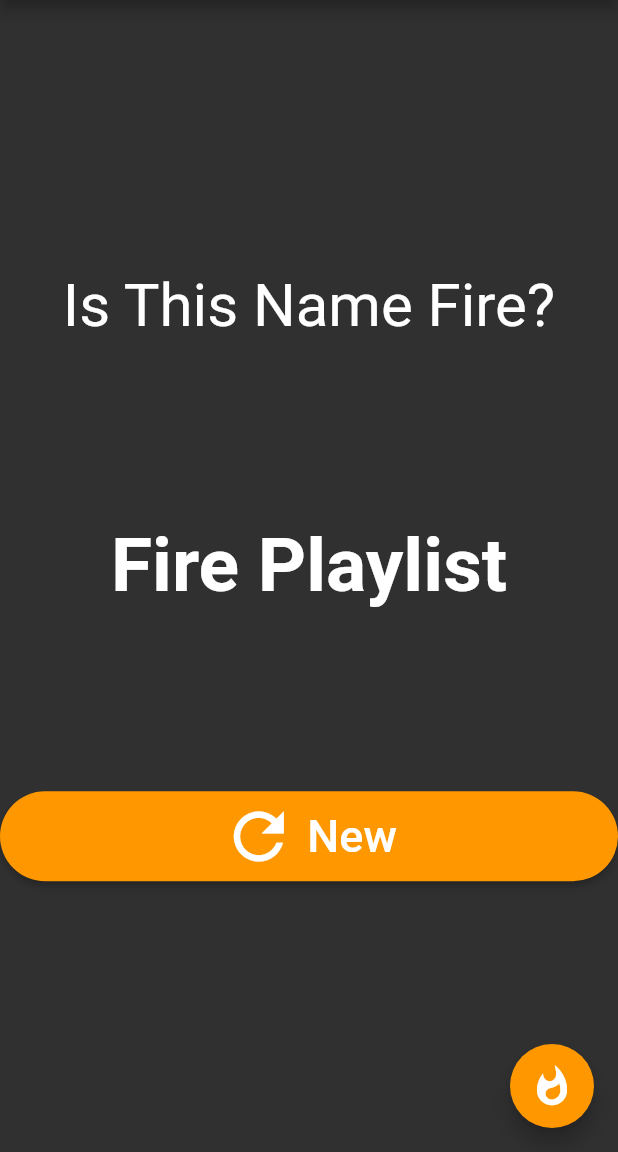
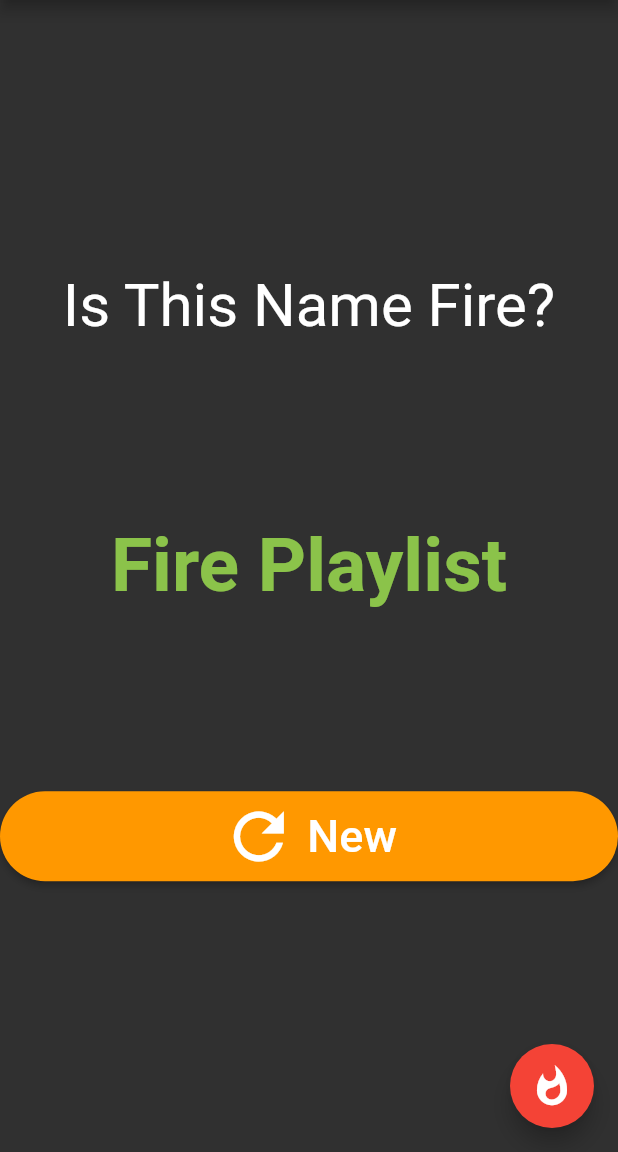
Before and after one commit to shelpert/playlistz, a Flutter app: the screen it shows after launch, after a tap on the "whatshot" icon, on a phone screen of 412 x 824 dp, the part 84-1236 px from its top. Run offline on Flutter 3.47's test engine with Material 2 defaults, Android fonts, the phone set to English and light mode, and no system bars; missing offline and left inert: random_words.

```diff
--- a/lib/main.dart
+++ b/lib/main.dart
@@ -9,7 +9,10 @@ class MyApp extends StatelessWidget {
   @override
   Widget build(BuildContext context) {
     return MaterialApp(
-        title: "Playlistz", theme: ThemeData.dark(), home: Generator());
+        title: "Playlistz",
+        theme: ThemeData.dark(),
+        home: Generator(),
+        routes: {'/saved': (context) => SavedList()});
   }
 }
 
@@ -21,6 +24,11 @@ class Generator extends StatefulWidget {
 class GeneratorState extends State<Generator> {
   String _playlistName = 'Fire Playlist';
   final saved = Set<String>();
+  var plNameStyle;
+  final plNameUnsaved = TextStyle(fontSize: 50, fontWeight: FontWeight.bold);
+  final plNameSaved = TextStyle(
+      fontSize: 50, fontWeight: FontWeight.bold, color: Colors.lightGreen);
+  var isSaved = false;
 
   @override
   Widget build(BuildContext context) {
@@ -28,7 +36,11 @@ class GeneratorState extends State<Generator> {
         appBar: AppBar(
           title: Text("Playlistz"),
           actions: <Widget>[
-            IconButton(icon: Icon(Icons.list, size: 30), onPressed: _showSaved)
+            IconButton(
+                icon: Icon(Icons.list, size: 30),
+                onPressed: () {
+                  Navigator.pushNamed(context, '/saved', arguments: saved);
+                })
           ],
         ),
         body: Center(
@@ -41,10 +53,7 @@ class GeneratorState extends State<Generator> {
                 //color: Colors.orange,
                 child: Center(
                     child: Text('$_playlistName',
-                      textAlign: TextAlign.center,
-                      style:
-                          TextStyle(fontSize: 50, fontWeight: FontWeight.bold)),
-                ),
+                        textAlign: TextAlign.center, style: plNameStyle)),
               ),
               MaterialButton(
                 onPressed: _newPlaylistName,
@@ -67,7 +76,7 @@ class GeneratorState extends State<Generator> {
         floatingActionButton: FloatingActionButton(
           onPressed: _savePlaylistName,
           child: Icon(Icons.whatshot, size: 30),
-          backgroundColor: Colors.orange,
+          backgroundColor: Colors.red,
           foregroundColor: Colors.white,
         ));
   }
@@ -79,19 +88,34 @@ class GeneratorState extends State<Generator> {
       String noun =
           WordNoun.random(maxSyllables: 4, safeOnly: false).asCapitalized;
       _playlistName = '$adjective' + ' ' + '$noun';
+      plNameStyle = plNameUnsaved;
+      isSaved = false;
     });
   }
 
   void _savePlaylistName() {
     setState(() {
+      if (isSaved) {
+        isSaved = false;
+        plNameStyle = plNameUnsaved;
+        saved.remove(_playlistName);
+      } else {
+        isSaved = true;
+        plNameStyle = plNameSaved;
         saved.add(_playlistName);
+      }
     });
   }
+}
 
-  void _showSaved() {
-    Navigator.of(context).push(
-      MaterialPageRoute<void>(
-        builder: (BuildContext context) {
+class SavedList extends StatefulWidget {
+  @override
+  SavedListState createState() => SavedListState();
+}
+
+class SavedListState extends State<SavedList> {
+  @override
+  Widget build(BuildContext context) {
     final savedList = saved.toList();
     return Scaffold(
       appBar: AppBar(
@@ -105,22 +129,16 @@ class GeneratorState extends State<Generator> {
                 key: Key(item),
                 onDismissed: (direction) {
                   setState(() {
-                        savedList.removeAt(index);
                     saved.remove('$item');
                   });
                 },
                 background: Container(color: Colors.red),
-                    child: Column(
-                      children: <Widget>[
-                        ListTile(title: Text('$item', style: TextStyle(fontSize: 20))),
+                child: Column(children: <Widget>[
+                  ListTile(
+                      title: Text('$item', style: TextStyle(fontSize: 20))),
                   Divider()
-                      ]
-                    )
-                  );
+                ]));
           }),
-          );
-        },
-      ),
     );
   }
 }
```
Lines whose indentation alone changed are shown as unchanged.
